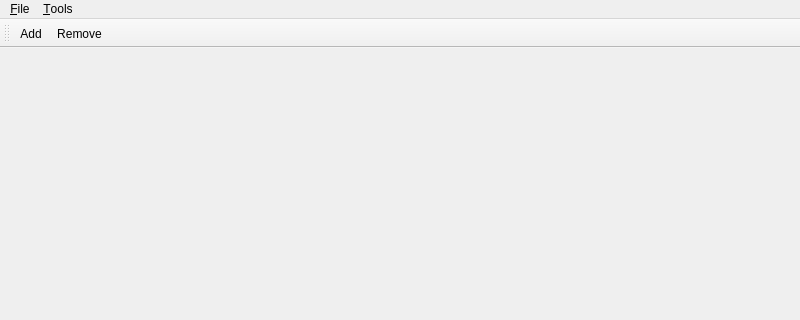
Qt form src/mainwindow.ui (karoyqiu/qaria) before a commit; both pictures show x 0 to 800 and y 0 to 320 of the 800 by 500 pixel window.
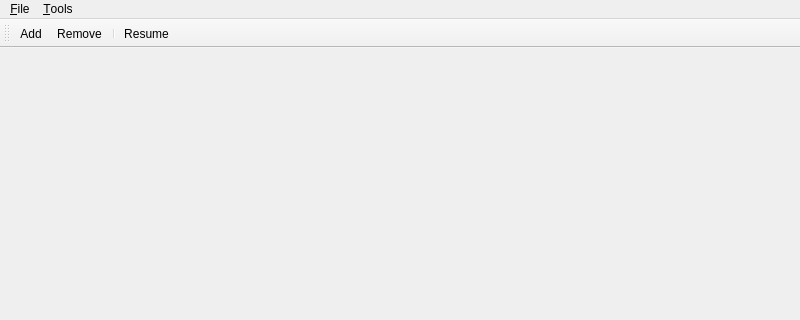
The same form after that commit.

```diff
--- a/src/mainwindow.ui
+++ b/src/mainwindow.ui
@@ -162,6 +162,8 @@
    </attribute>
    <addaction name="actionAdd"/>
    <addaction name="actionRemove"/>
+   <addaction name="separator"/>
+   <addaction name="actionResume"/>
   </widget>
   <action name="actionAdd">
    <property name="text">
@@ -186,6 +188,11 @@
     <string>&amp;Remove</string>
    </property>
   </action>
+  <action name="actionResume">
+   <property name="text">
+    <string>&amp;Resume</string>
+   </property>
+  </action>
  </widget>
  <resources/>
  <connections>
```
Left out of the diff: 7 changed lines with no effect on the pictures.
